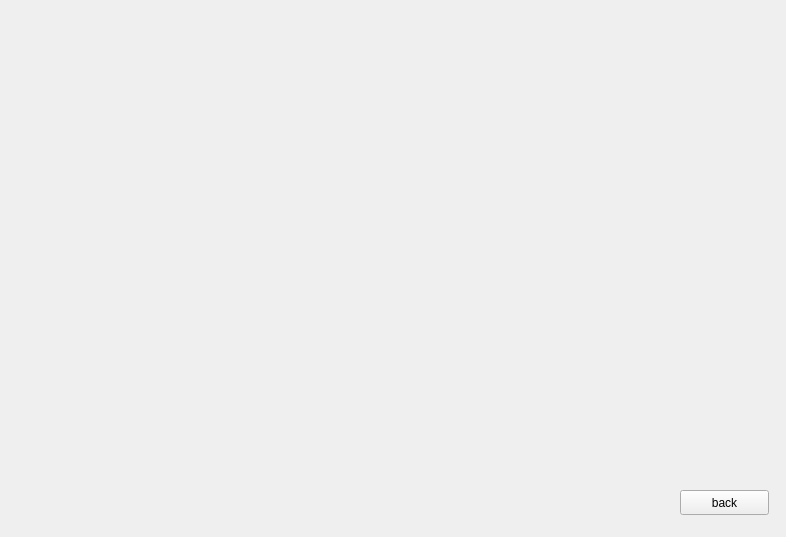
First picture: the form in graphics/rakab/mapwindow.ui, repository pouyatavakoli/Rakab, before the edit.
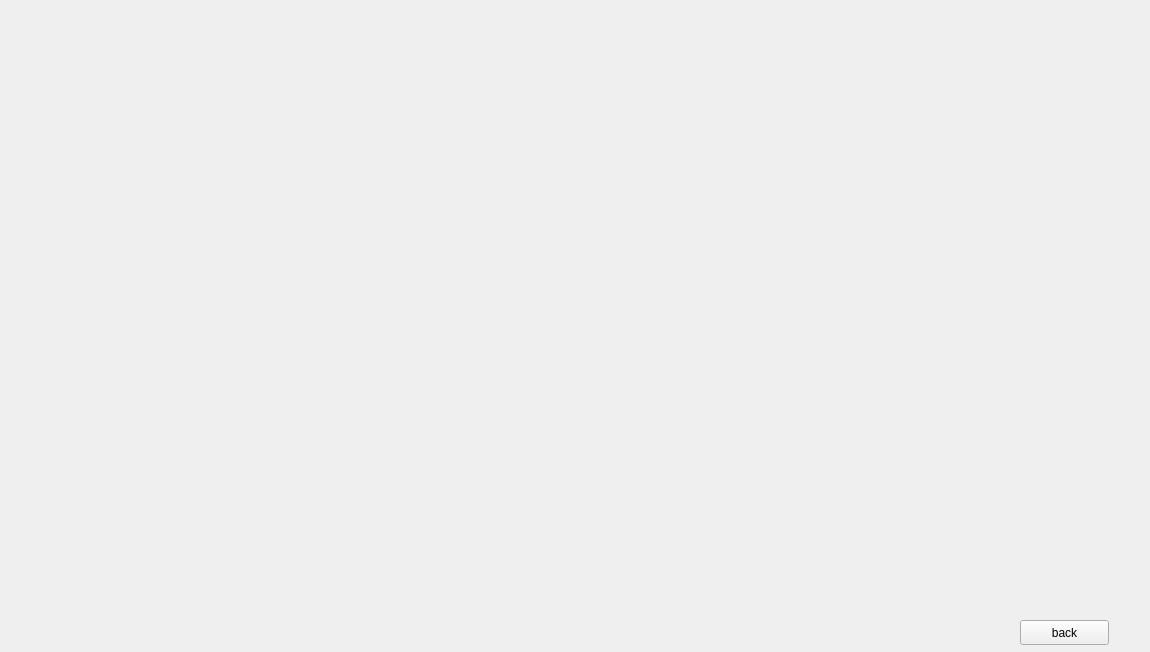
Second picture: the form after the edit. Icons and pictures are not drawn.

Commit message: added drop area coordinates

The edit to the form file:
```diff
--- a/graphics/rakab/mapwindow.ui
+++ b/graphics/rakab/mapwindow.ui
@@ -6,8 +6,8 @@
    <rect>
     <x>0</x>
     <y>0</y>
-    <width>786</width>
-    <height>537</height>
+    <width>1150</width>
+    <height>652</height>
    </rect>
   </property>
   <property name="windowTitle">
@@ -16,8 +16,8 @@
   <widget class="QPushButton" name="pushButton">
    <property name="geometry">
     <rect>
-     <x>680</x>
-     <y>490</y>
+     <x>1020</x>
+     <y>620</y>
      <width>89</width>
      <height>25</height>
     </rect>
@@ -29,8 +29,8 @@
   <widget class="QLabel" name="NeshaneJang">
    <property name="geometry">
     <rect>
-     <x>70</x>
-     <y>420</y>
+     <x>60</x>
+     <y>450</y>
      <width>63</width>
      <height>71</height>
     </rect>
@@ -45,8 +45,8 @@
   <widget class="QLabel" name="NeshaneSolh">
    <property name="geometry">
     <rect>
-     <x>160</x>
-     <y>420</y>
+     <x>130</x>
+     <y>450</y>
      <width>63</width>
      <height>71</height>
     </rect>
```
The commit also changes 2 other files.
